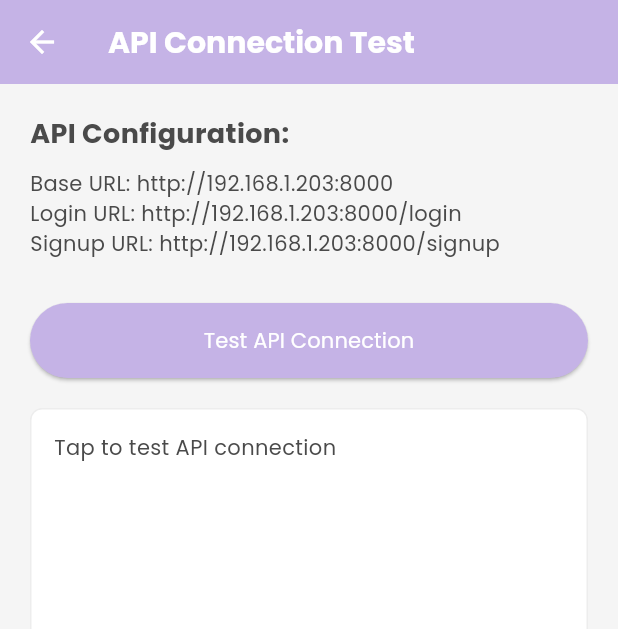
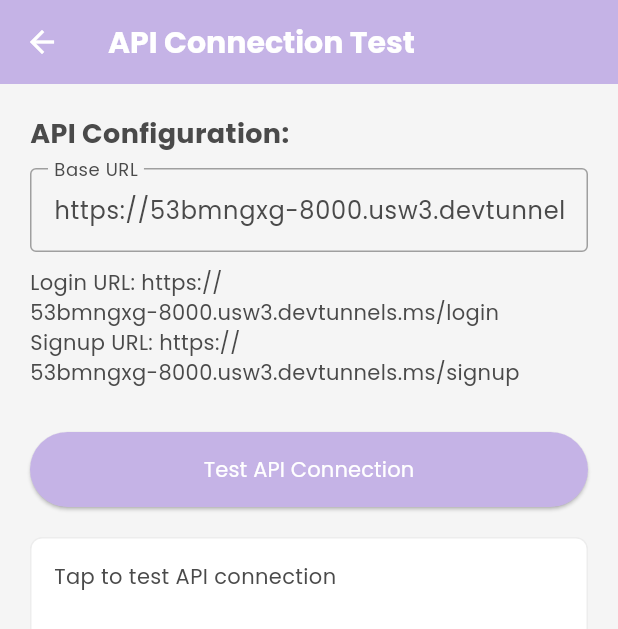
Before and after one commit to jorgemp1270/mrzorro_app, a Flutter app: the ApiTestScreen screen opened directly, on a phone screen of 412 x 824 dp. Shown: the top 629 px of the screen. Run offline on Flutter 3.47's test engine with Material 3 defaults, Android fonts, the phone set to English and light mode, and no system bars; our stand-ins replace flutter_blue_plus, flutter_secure_storage, google_fonts, image_picker, local_auth, permission_handler and 1 more; accounts and stored records are empty.

Commit message:
Añadir url cambiar test screen

```diff
--- a/lib/config/api_config.dart
+++ b/lib/config/api_config.dart
@@ -2,7 +2,8 @@ class ApiConfig {
   // Use 10.0.2.2 for Android emulator to connect to localhost
   // Use 127.0.0.1 for iOS simulator
   // static const String baseUrl = 'http://10.0.2.2:8000';
-  static const String baseUrl = 'http://192.168.1.203:8000';
+  // static const String baseUrl = 'http://192.168.1.203:8000';
+  static String baseUrl = 'https://53bmngxg-8000.usw3.devtunnels.ms';
 
   // API Endpoints
   static const String loginEndpoint = '/login';
--- a/lib/screens/api_test_screen.dart
+++ b/lib/screens/api_test_screen.dart
@@ -13,11 +13,27 @@ class ApiTestScreen extends StatefulWidget {
 class _ApiTestScreenState extends State<ApiTestScreen> {
   String _testResult = 'Tap to test API connection';
   bool _isLoading = false;
+  late TextEditingController _urlController;
+
+  @override
+  void initState() {
+    super.initState();
+    _urlController = TextEditingController(text: ApiConfig.baseUrl);
+  }
+
+  @override
+  void dispose() {
+    _urlController.dispose();
+    super.dispose();
+  }
 
   Future<void> _testApiConnection() async {
+    // Update the base URL before testing
+    ApiConfig.baseUrl = _urlController.text.trim();
+
     setState(() {
       _isLoading = true;
-      _testResult = 'Testing connection...';
+      _testResult = 'Testing connection to ${ApiConfig.baseUrl}...';
     });
 
     try {
@@ -89,12 +105,30 @@ class _ApiTestScreenState extends State<ApiTestScreen> {
                   ),
                 ),
                 const SizedBox(height: 10),
-                Text(
-                  'Base URL: ${ApiConfig.baseUrl}',
+                TextField(
+                  controller: _urlController,
                   style: (currentFont.style ?? const TextStyle()).copyWith(
                     color: currentTheme.textColor,
                   ),
+                  decoration: InputDecoration(
+                    labelText: 'Base URL',
+                    labelStyle: TextStyle(color: currentTheme.textColor),
+                    border: const OutlineInputBorder(),
+                    enabledBorder: OutlineInputBorder(
+                      borderSide: BorderSide(
+                        color: currentTheme.textColor.withOpacity(0.5),
+                      ),
+                    ),
+                    focusedBorder: OutlineInputBorder(
+                      borderSide: BorderSide(color: currentTheme.primaryColor),
+                    ),
+                  ),
+                  onChanged: (value) {
+                    ApiConfig.baseUrl = value;
+                    setState(() {}); // Rebuild to update the URLs below
+                  },
                 ),
+                const SizedBox(height: 10),
                 Text(
                   'Login URL: ${ApiConfig.loginUrl}',
                   style: (currentFont.style ?? const TextStyle()).copyWith(
```
